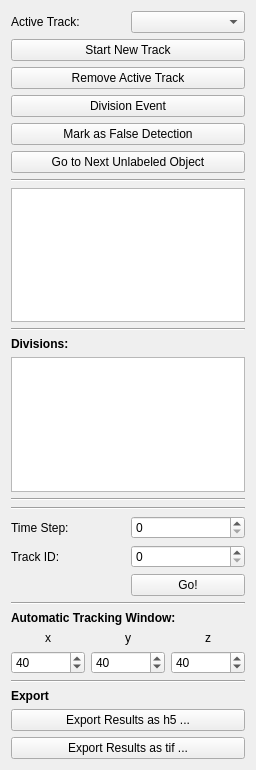
Old version of the form ilastik/applets/tracking/manual/drawer.ui in the repository ilastik/ilastik.
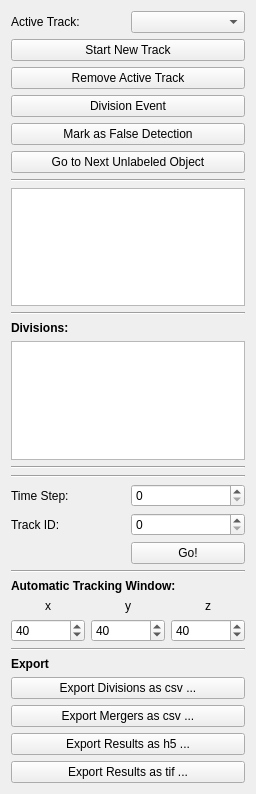
New version of the form.

Commit message: manual tracking: add buttons to export divisions and mergers to csv, #667

```diff
--- a/ilastik/applets/tracking/manual/drawer.ui
+++ b/ilastik/applets/tracking/manual/drawer.ui
@@ -7,7 +7,7 @@
     <x>0</x>
     <y>0</y>
     <width>256</width>
-    <height>770</height>
+    <height>794</height>
    </rect>
   </property>
   <property name="sizePolicy">
@@ -322,6 +322,20 @@
        </property>
       </widget>
      </item>
+     <item>
+      <widget class="QPushButton" name="exportDivisions">
+       <property name="text">
+        <string>Export Divisions as csv ...</string>
+       </property>
+      </widget>
+     </item>
+     <item>
+      <widget class="QPushButton" name="exportMergers">
+       <property name="text">
+        <string>Export Mergers as csv ...</string>
+       </property>
+      </widget>
+     </item>
      <item>
       <widget class="QPushButton" name="exportButton">
        <property name="enabled">
```
The commit also changes 1 other file.
